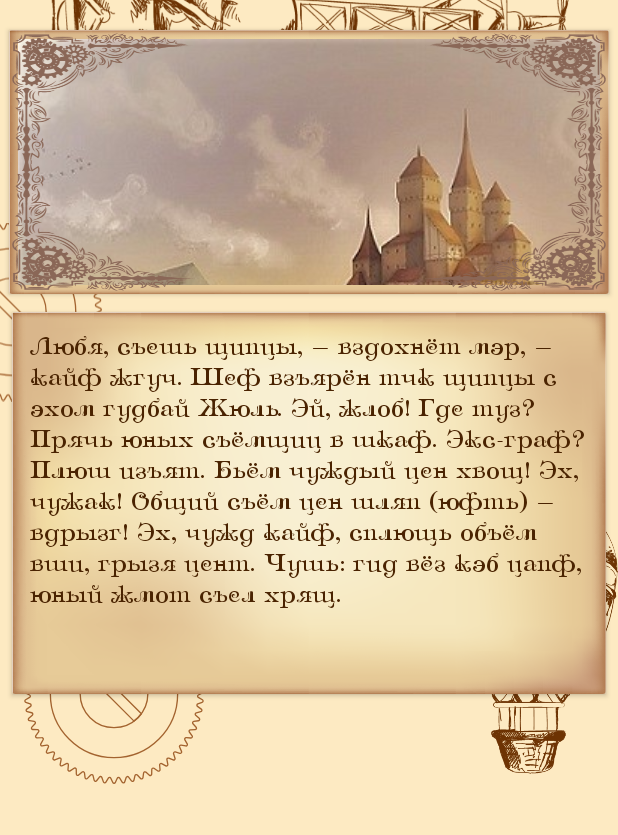
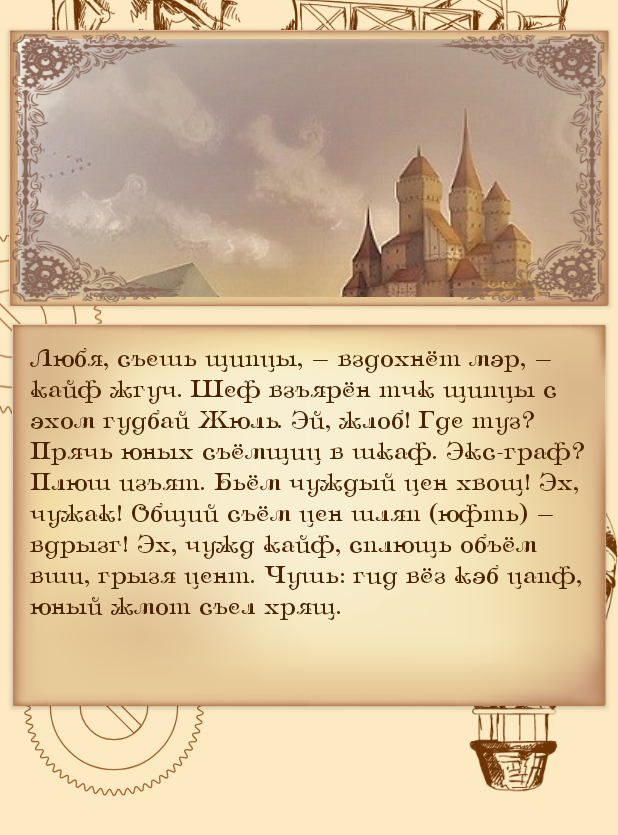
Before and after one commit to bigmeco/QuestConstructor, an Android app: the layout activity_action_screen.xml on its own in the app's theme, with its tools: preview values and no code run, on a phone screen of 412 x 824 dp. Shown: the top 835 px of the screen. Run offline under Robolectric (Android 15) with nearby library versions, the phone set to English and light mode, and no system bars.

Commit message:
fix ActionScreenActivity image size

```diff
--- a/app/src/main/java/com/bigmeco/questconstructor/ActionScreenActivity.kt
+++ b/app/src/main/java/com/bigmeco/questconstructor/ActionScreenActivity.kt
@@ -33,8 +33,6 @@ Log.d("startTest","ativiti")
         var ibj = arrayListOf<ObjectButton>(ObjectButton())
         ibj.add(ObjectButton())
         ibj.add(ObjectButton())
-        ibj.add(ObjectButton())
-        ibj.add(ObjectButton())
         listButton.adapter = ButtonsGameAdapter(ibj) {
         }
     }
--- a/app/src/main/res/layout/activity_action_screen.xml
+++ b/app/src/main/res/layout/activity_action_screen.xml
@@ -13,7 +13,7 @@
 
         <ImageView
             android:id="@+id/imageView5"
-            android:layout_width="120dp"
+            android:layout_width="140dp"
             android:layout_height="wrap_content"
             android:layout_marginTop="8dp"
             android:adjustViewBounds="true"
@@ -83,7 +83,7 @@
             android:layout_height="wrap_content"
             android:layout_marginEnd="8dp"
             android:layout_marginStart="8dp"
-            android:layout_marginTop="208dp"
+            android:layout_marginTop="216dp"
             app:layout_constraintEnd_toEndOf="parent"
             app:layout_constraintStart_toStartOf="parent"
             app:layout_constraintTop_toTopOf="parent">
```
Also changed, not shown: app/src/main/res/drawable/aeroplan.png, app/src/main/res/drawable/button_steampunk.png, app/src/main/res/drawable/imagebeack.png.
